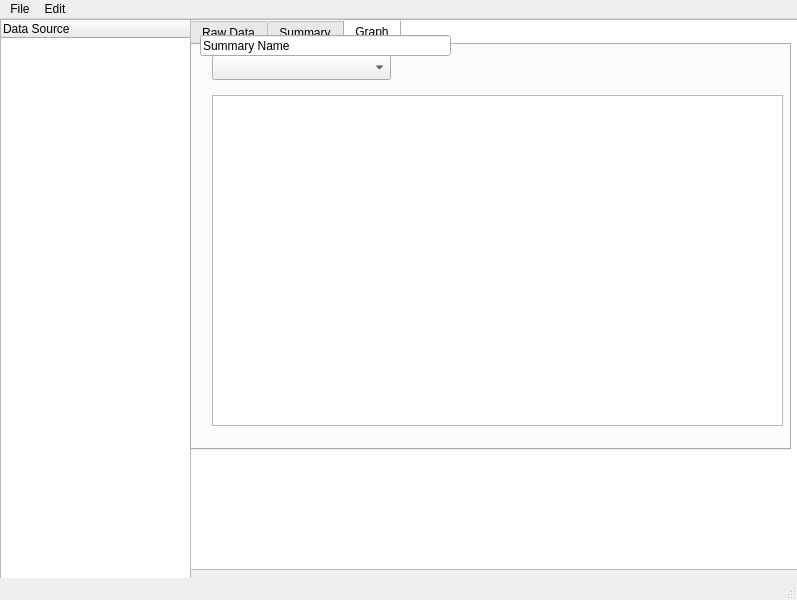
This is servers/habitat_monitor/src/HabitatMonitorGUI/habitatmonitorgui/habitat.ui in mars-planet/mars_city as Qt 5 draws it before an edit. The edited form follows.
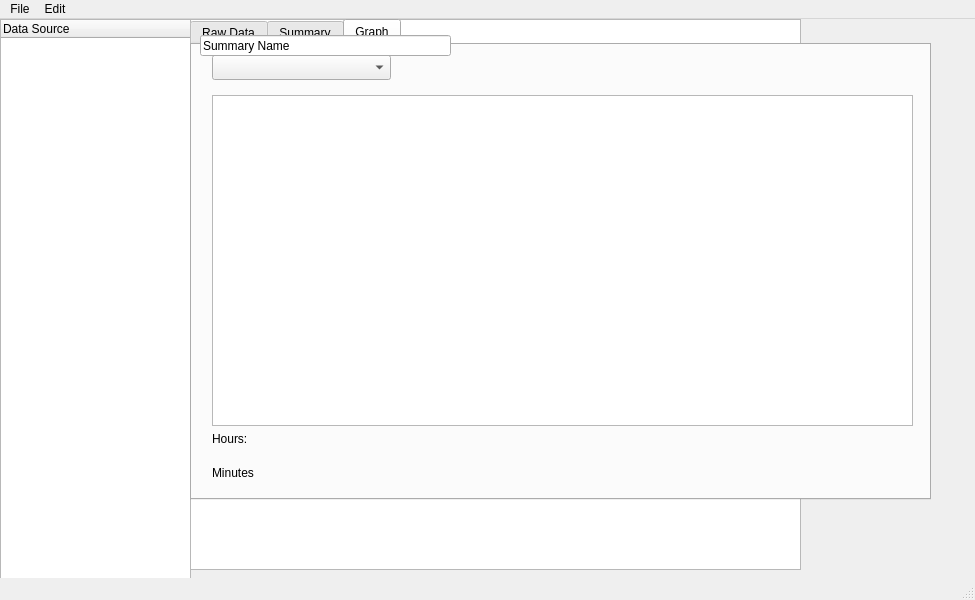
This is the edited form. The open tabs and pages were chosen to show the change. Custom widgets are drawn as their Qt base class.

```diff
--- a/servers/habitat_monitor/src/HabitatMonitorGUI/habitatmonitorgui/habitat.ui
+++ b/servers/habitat_monitor/src/HabitatMonitorGUI/habitatmonitorgui/habitat.ui
@@ -6,7 +6,7 @@
    <rect>
     <x>0</x>
     <y>0</y>
-    <width>797</width>
+    <width>975</width>
     <height>600</height>
    </rect>
   </property>
@@ -138,8 +138,8 @@
      <rect>
       <x>190</x>
       <y>0</y>
-      <width>601</width>
-      <height>431</height>
+      <width>741</width>
+      <height>481</height>
      </rect>
     </property>
     <property name="currentIndex">
@@ -274,7 +274,7 @@
        <rect>
         <x>20</x>
         <y>50</y>
-        <width>571</width>
+        <width>701</width>
         <height>331</height>
        </rect>
       </property>
@@ -289,6 +289,54 @@
        </rect>
       </property>
      </widget>
+     <widget class="QWidget" name="verticalLayoutWidget_7">
+      <property name="geometry">
+       <rect>
+        <x>20</x>
+        <y>380</y>
+        <width>160</width>
+        <height>61</height>
+       </rect>
+      </property>
+      <layout class="QVBoxLayout" name="verticalLayout_7">
+       <item>
+        <layout class="QHBoxLayout" name="horizontalLayout_2">
+         <item>
+          <widget class="QLabel" name="hour_label">
+           <property name="text">
+            <string>Hours: </string>
+           </property>
+          </widget>
+         </item>
+         <item>
+          <widget class="QLabel" name="hour_value">
+           <property name="text">
+            <string/>
+           </property>
+          </widget>
+         </item>
+        </layout>
+       </item>
+       <item>
+        <layout class="QHBoxLayout" name="horizontalLayout_3">
+         <item>
+          <widget class="QLabel" name="minutes_label">
+           <property name="text">
+            <string>Minutes</string>
+           </property>
+          </widget>
+         </item>
+         <item>
+          <widget class="QLabel" name="minutes_value">
+           <property name="text">
+            <string/>
+           </property>
+          </widget>
+         </item>
+        </layout>
+       </item>
+      </layout>
+     </widget>
     </widget>
    </widget>
    <widget class="QWidget" name="verticalLayoutWidget_6">
@@ -364,7 +412,7 @@
     <rect>
      <x>0</x>
      <y>0</y>
-     <width>797</width>
+     <width>975</width>
      <height>23</height>
     </rect>
    </property>
```
